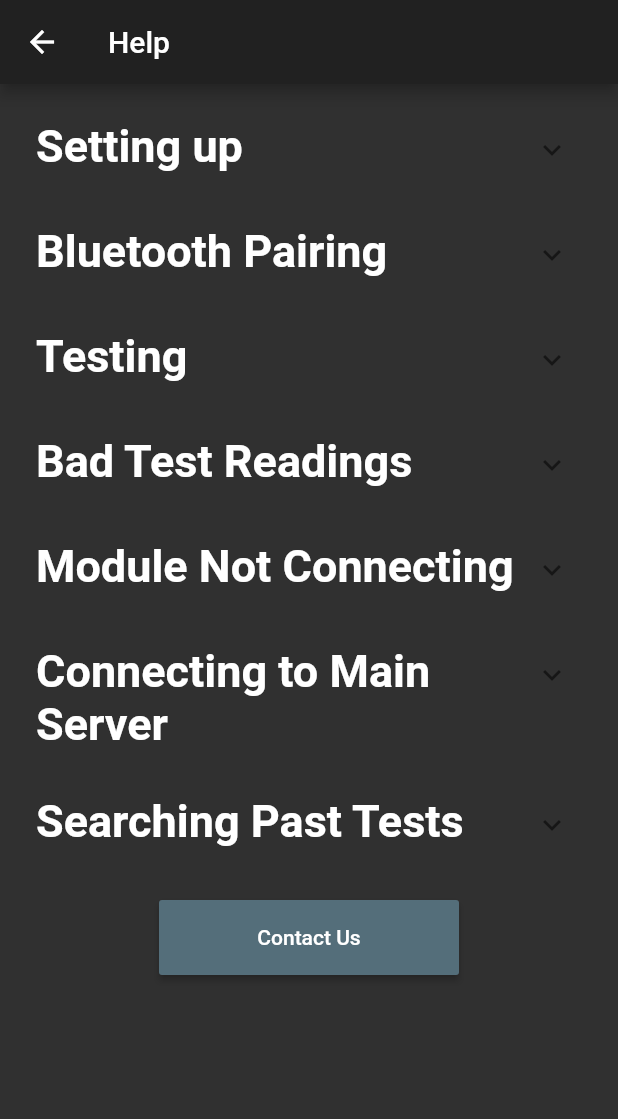
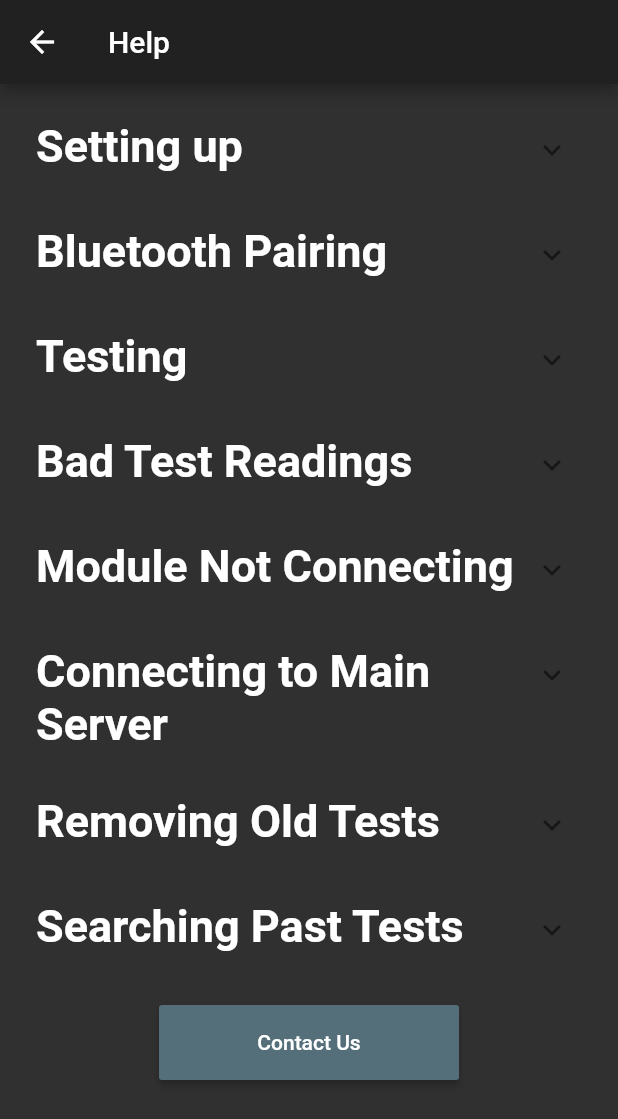
Before and after one commit to jsmithtech2019/helios_flutter_app, a Flutter app: the HelpPage screen opened directly, on a phone screen of 412 x 824 dp. Shown: the top 1119 px of the screen. Run offline on Flutter 3.47's test engine with Material 2 defaults, Android fonts, the phone set to English and light mode, and no system bars; drawn by our look-alikes of expandable; our stand-ins replace flutter_blue, get_it, logger, package_info, sqflite; accounts and stored records are empty; statements that could not run were skipped.

Commit message:
fix warnings

```diff
--- a/lib/models/bluetooth.dart
+++ b/lib/models/bluetooth.dart
@@ -327,9 +327,7 @@ class DeviceScreen extends StatelessWidget {
                   try {
                     sl.registerSingleton<BluetoothDevice>(device);
                   } catch (e) {
-                    // BluetoothDevice is not registered, register it
-                    BluetoothDevice bt = GetIt.instance<BluetoothDevice>();
-                    bt = device;
+                    // Some error, should be ok
                   }
 
                   // Return to TestingPage
--- a/lib/models/hash.dart
+++ b/lib/models/hash.dart
@@ -1,6 +1,4 @@
 // Flutter Packages
-import 'package:get_it/get_it.dart';
-import 'package:logger/logger.dart';
 
 // Models
 
--- a/lib/screens/help.dart
+++ b/lib/screens/help.dart
@@ -38,6 +38,14 @@ class HelpPage extends StatelessWidget {
       " sint occaecat cupidatat non proident, sunt in culpa qui officia deserunt"
       " mollit anim id est laborum.";
 
+  final String setUp = "";
+  final String bluetoothPairing = "";
+  final String badReadings = "";
+  final String connectionFailur = "";
+  final String duetConnection = "";
+  final String testHistory = "";
+  final String removingTestHistory = "";
+
   @override
   Widget build (BuildContext context) {
     return new Scaffold(
@@ -49,43 +57,49 @@ class HelpPage extends StatelessWidget {
           margin: EdgeInsets.all(24),
           child: Column(
             children: <Widget>[
-              new ExpandablePanel(
+              ExpandablePanel(
                 header: Text("Setting up",
                 style: TextStyle(fontWeight: FontWeight.bold, fontSize: 30)),
-                expanded: Text(lorem, softWrap: true),
+                expanded: Text(setUp, softWrap: true),
               ),
               SizedBox(height: 30),
-              new ExpandablePanel(
+              ExpandablePanel(
                 header: Text("Bluetooth Pairing",
                     style: TextStyle(fontWeight: FontWeight.bold, fontSize: 30)),
-                expanded: Text(lorem, softWrap: true),
+                expanded: Text(bluetoothPairing, softWrap: true),
               ),
               SizedBox(height: 30),
-              new ExpandablePanel(
+              ExpandablePanel(
                 header: Text("Testing",
                     style: TextStyle(fontWeight: FontWeight.bold, fontSize: 30)),
-                expanded: Text(lorem, softWrap: true),
+                expanded: Text(badReadings, softWrap: true),
               ),
               SizedBox(height: 30),
-              new ExpandablePanel(
+              ExpandablePanel(
                 header: Text("Bad Test Readings",
                     style: TextStyle(fontWeight: FontWeight.bold, fontSize: 30)),
-                expanded: Text(lorem, softWrap: true),
+                expanded: Text(connectionFailur, softWrap: true),
               ),
               SizedBox(height: 30),
-              new ExpandablePanel(
+              ExpandablePanel(
                 header: Text("Module Not Connecting",
                     style: TextStyle(fontWeight: FontWeight.bold, fontSize: 30)),
-                expanded: Text(lorem, softWrap: true),
+                expanded: Text(duetConnection, softWrap: true),
               ),
               SizedBox(height: 30),
-              new ExpandablePanel(
+              ExpandablePanel(
                 header: Text("Connecting to Main Server",
                     style: TextStyle(fontWeight: FontWeight.bold, fontSize: 30)),
-                expanded: Text(lorem, softWrap: true),
+                expanded: Text(testHistory, softWrap: true),
               ),
               SizedBox(height: 30),
-              new ExpandablePanel(
+              ExpandablePanel(
+                header: Text("Removing Old Tests",
+                    style: TextStyle(fontWeight: FontWeight.bold, fontSize: 30)),
+                expanded: Text(removingTestHistory, softWrap: true),
+              ),
+              SizedBox(height: 30),
+              ExpandablePanel(
                 header: Text("Searching Past Tests",
                     style: TextStyle(fontWeight: FontWeight.bold, fontSize: 30)),
                 expanded: Text(lorem, softWrap: true, ),
--- a/lib/screens/settings.dart
+++ b/lib/screens/settings.dart
@@ -13,7 +13,6 @@ import 'package:HITCH/models/global.dart';
 import 'package:HITCH/models/print.dart';
 import 'package:HITCH/utils/home_widget.dart';
 import 'package:flutter/material.dart';
-import 'package:flutter_blue/flutter_blue.dart';
 import 'package:get_it/get_it.dart';
 
 // Utils
--- a/lib/screens/testing.dart
+++ b/lib/screens/testing.dart
@@ -84,7 +84,7 @@ class _TestingPageState extends State<TestingPage> {
     // If no bluetooth has been initialized, don't allow
     // testing to begin.
     try {
-      var btHelper = GetIt.instance<BluetoothDevice>();
+      GetIt.instance<BluetoothDevice>();
     } catch (e) {
       // BLE not initialized, popup error
       return Scaffold(
--- a/lib/screens/testing_trailer.dart
+++ b/lib/screens/testing_trailer.dart
@@ -12,13 +12,11 @@ import 'dart:math';
 
 import 'package:HITCH/models/customer_data.dart';
 import 'package:HITCH/models/global.dart';
-import 'package:HITCH/models/print.dart';
 import 'package:HITCH/models/trailer_data.dart';
 import 'package:HITCH/models/truck_data.dart';
 import 'package:flutter/material.dart';
 import 'package:flutter_blue/flutter_blue.dart';
 import 'package:get_it/get_it.dart';
-import 'package:synchronized/synchronized.dart';
 
 // Models
 //import 'package:HITCH/models/seperator.dart';
@@ -78,10 +76,10 @@ class TrailerTestingPageState extends State<TrailerTestingPage> {
   bool one, two, three = false;
 
   /// Specify the maximum allowed passing current value
-  int CURRENT_MAX = 2;
+  static const int CURRENT_MAX = 2;
 
   /// Specify the minimum allowed passing current value
-  double CURRENT_MIN = .5;
+  static const double CURRENT_MIN = .5;
 
   /// Initialize the state of the object and call future objects
   @override
```
